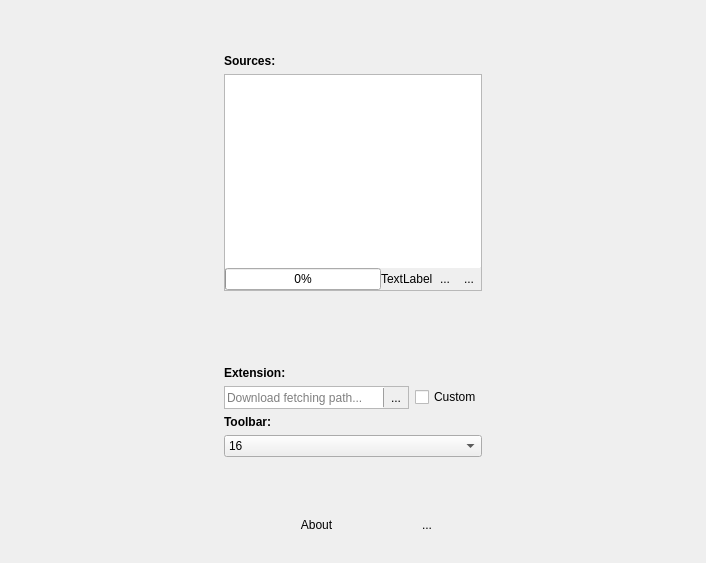
The window that settings.ui (milohr/babe-qt) describes before a commit, drawn with Qt 5.
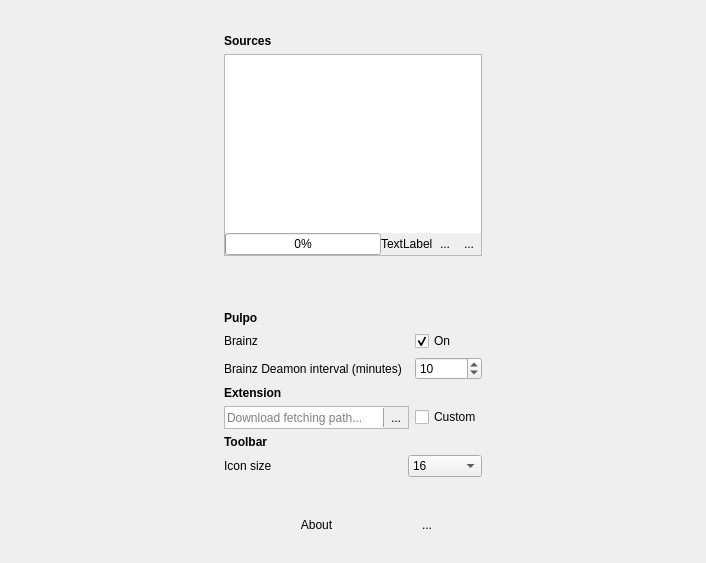
The same window after the commit. Icons and pictures are not drawn.

Commit message: Welcome to Pulpo first draft

Diff of the .ui file:
```diff
--- a/settings.ui
+++ b/settings.ui
@@ -50,7 +50,27 @@
       <enum>QFrame::Plain</enum>
      </property>
      <layout class="QGridLayout" name="gridLayout_2">
-      <item row="12" column="3">
+      <item row="7" column="1">
+       <widget class="QLabel" name="label_5">
+        <property name="font">
+         <font>
+          <weight>75</weight>
+          <bold>true</bold>
+         </font>
+        </property>
+        <property name="text">
+         <string>Pulpo</string>
+        </property>
+       </widget>
+      </item>
+      <item row="8" column="1">
+       <widget class="QLabel" name="label_6">
+        <property name="text">
+         <string>Brainz </string>
+        </property>
+       </widget>
+      </item>
+      <item row="15" column="3">
        <widget class="QToolButton" name="debugBtn">
         <property name="text">
          <string>...</string>
@@ -64,7 +84,50 @@
         </property>
        </widget>
       </item>
-      <item row="8" column="1" colspan="2">
+      <item row="0" column="1" colspan="3">
+       <spacer name="verticalSpacer_3">
+        <property name="orientation">
+         <enum>Qt::Vertical</enum>
+        </property>
+        <property name="sizeHint" stdset="0">
+         <size>
+          <width>20</width>
+          <height>40</height>
+         </size>
+        </property>
+       </spacer>
+      </item>
+      <item row="12" column="1">
+       <widget class="QLabel" name="label_3">
+        <property name="styleSheet">
+         <string notr="true">font:bold;</string>
+        </property>
+        <property name="text">
+         <string>Toolbar </string>
+        </property>
+       </widget>
+      </item>
+      <item row="15" column="1" colspan="2">
+       <widget class="QPushButton" name="pushButton">
+        <property name="sizePolicy">
+         <sizepolicy hsizetype="Minimum" vsizetype="Minimum">
+          <horstretch>0</horstretch>
+          <verstretch>0</verstretch>
+         </sizepolicy>
+        </property>
+        <property name="text">
+         <string>About</string>
+        </property>
+        <property name="icon">
+         <iconset theme="help-about">
+          <normaloff>.</normaloff>.</iconset>
+        </property>
+        <property name="flat">
+         <bool>true</bool>
+        </property>
+       </widget>
+      </item>
+      <item row="11" column="1" colspan="2">
        <widget class="QFrame" name="frame_4">
         <property name="toolTip">
          <string>Select your default downloads folder from where the Babe'd songs from Chromium extension will be fetched...</string>
@@ -143,72 +206,7 @@
         </layout>
        </widget>
       </item>
-      <item row="12" column="1" colspan="2">
-       <widget class="QPushButton" name="pushButton">
-        <property name="sizePolicy">
-         <sizepolicy hsizetype="Minimum" vsizetype="Minimum">
-          <horstretch>0</horstretch>
-          <verstretch>0</verstretch>
-         </sizepolicy>
-        </property>
-        <property name="text">
-         <string>About</string>
-        </property>
-        <property name="icon">
-         <iconset theme="help-about">
-          <normaloff>.</normaloff>.</iconset>
-        </property>
-        <property name="flat">
-         <bool>true</bool>
-        </property>
-       </widget>
-      </item>
-      <item row="9" column="1">
-       <widget class="QLabel" name="label_3">
-        <property name="styleSheet">
-         <string notr="true">font:bold;</string>
-        </property>
-        <property name="text">
-         <string>Toolbar:</string>
-        </property>
-       </widget>
-      </item>
-      <item row="0" column="1" colspan="3">
-       <spacer name="verticalSpacer_3">
-        <property name="orientation">
-         <enum>Qt::Vertical</enum>
-        </property>
-        <property name="sizeHint" stdset="0">
-         <size>
-          <width>20</width>
-          <height>40</height>
-         </size>
-        </property>
-       </spacer>
-      </item>
-      <item row="10" column="1" colspan="3">
-       <widget class="QComboBox" name="toolbarIconSize">
-        <property name="currentText">
-         <string>16</string>
-        </property>
-        <item>
-         <property name="text">
-          <string>16</string>
-         </property>
-        </item>
-        <item>
-         <property name="text">
-          <string>22</string>
-         </property>
-        </item>
-        <item>
-         <property name="text">
-          <string>32</string>
-         </property>
-        </item>
-       </widget>
-      </item>
-      <item row="7" column="1">
+      <item row="10" column="1">
        <widget class="QLabel" name="label_4">
         <property name="font">
          <font>
@@ -217,7 +215,7 @@
          </font>
         </property>
         <property name="text">
-         <string>Extension:</string>
+         <string>Extension</string>
         </property>
        </widget>
       </item>
@@ -344,11 +342,11 @@
          </font>
         </property>
         <property name="text">
-         <string>Sources:</string>
+         <string>Sources</string>
         </property>
        </widget>
       </item>
-      <item row="2" column="5" rowspan="14">
+      <item row="2" column="5" rowspan="17">
        <spacer name="horizontalSpacer_2">
         <property name="orientation">
          <enum>Qt::Horizontal</enum>
@@ -361,7 +359,7 @@
         </property>
        </spacer>
       </item>
-      <item row="8" column="3">
+      <item row="11" column="3">
        <widget class="QCheckBox" name="checkBox">
         <property name="toolTip">
          <string>Select your default downloads folder from where the Babe'd songs from Chromium extension will be fetched...</string>
@@ -371,7 +369,7 @@
         </property>
        </widget>
       </item>
-      <item row="11" column="1" colspan="3">
+      <item row="14" column="1" colspan="3">
        <spacer name="verticalSpacer_2">
         <property name="orientation">
          <enum>Qt::Vertical</enum>
@@ -384,7 +382,7 @@
         </property>
        </spacer>
       </item>
-      <item row="2" column="0" rowspan="11">
+      <item row="2" column="0" rowspan="14">
        <spacer name="horizontalSpacer">
         <property name="orientation">
          <enum>Qt::Horizontal</enum>
@@ -397,6 +395,59 @@
         </property>
        </spacer>
       </item>
+      <item row="9" column="1">
+       <widget class="QLabel" name="label_7">
+        <property name="text">
+         <string>Brainz Deamon interval (minutes)</string>
+        </property>
+       </widget>
+      </item>
+      <item row="9" column="3">
+       <widget class="QSpinBox" name="pulpoBrainz_spinBox">
+        <property name="value">
+         <number>10</number>
+        </property>
+       </widget>
+      </item>
+      <item row="8" column="3">
+       <widget class="QCheckBox" name="pulpoBrainz_checkBox">
+        <property name="text">
+         <string>On</string>
+        </property>
+        <property name="checked">
+         <bool>true</bool>
+        </property>
+       </widget>
+      </item>
+      <item row="13" column="2" colspan="2">
+       <widget class="QComboBox" name="toolbarIconSize">
+        <property name="currentText">
+         <string>16</string>
+        </property>
+        <item>
+         <property name="text">
+          <string>16</string>
+         </property>
+        </item>
+        <item>
+         <property name="text">
+          <string>22</string>
+         </property>
+        </item>
+        <item>
+         <property name="text">
+          <string>32</string>
+         </property>
+        </item>
+       </widget>
+      </item>
+      <item row="13" column="1">
+       <widget class="QLabel" name="label_8">
+        <property name="text">
+         <string>Icon size</string>
+        </property>
+       </widget>
+      </item>
      </layout>
     </widget>
    </item>
```
The commit also changes 16 other files.
